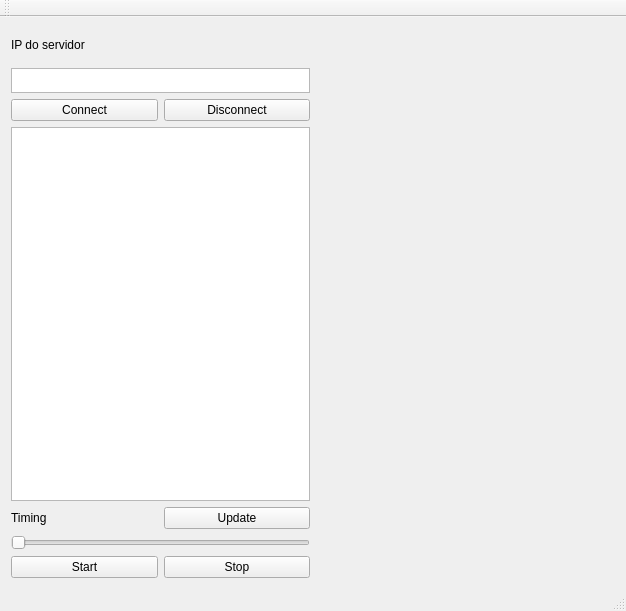
This is qtsupervisory-master/QtTcpClientConsumer/mainwindow.ui in JPOC02/PA_trabalhoQT as Qt 5 draws it before an edit. The edited form follows.
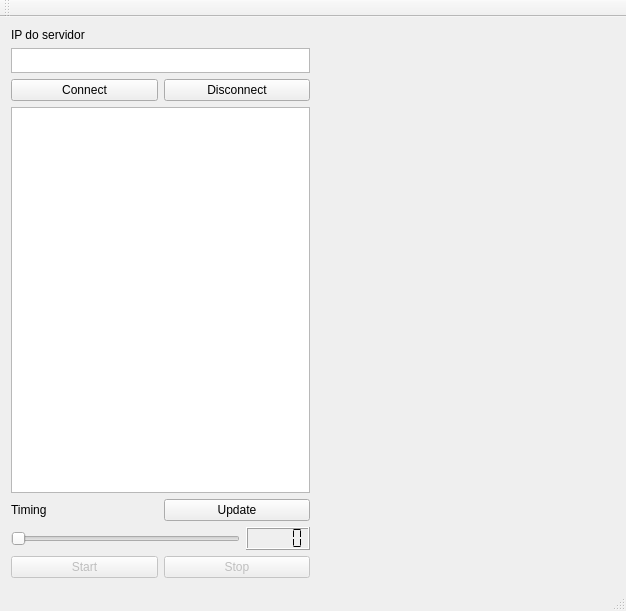
This is the edited form. Custom widgets are drawn as their Qt base class.

```diff
--- a/qtsupervisory-master/QtTcpClientConsumer/mainwindow.ui
+++ b/qtsupervisory-master/QtTcpClientConsumer/mainwindow.ui
@@ -20,11 +20,17 @@
       <item>
        <layout class="QVBoxLayout" name="verticalLayout_5" stretch="0,0">
         <item>
-         <layout class="QVBoxLayout" name="verticalLayout_2" stretch="20,80">
+         <layout class="QVBoxLayout" name="verticalLayout_2" stretch="20,0">
           <item>
            <layout class="QVBoxLayout" name="verticalLayout" stretch="10,10,80">
             <item>
              <widget class="QLabel" name="labelIP">
+              <property name="sizePolicy">
+               <sizepolicy hsizetype="Preferred" vsizetype="Fixed">
+                <horstretch>0</horstretch>
+                <verstretch>0</verstretch>
+               </sizepolicy>
+              </property>
               <property name="text">
                <string>IP do servidor</string>
               </property>
@@ -61,7 +67,7 @@
            </layout>
           </item>
           <item>
-           <widget class="QTextBrowser" name="textBrowserVisualizer"/>
+           <widget class="QListWidget" name="listWidgetVisualizer"/>
           </item>
          </layout>
         </item>
@@ -87,19 +93,39 @@
               </item>
              </layout>
             </item>
+           </layout>
+          </item>
+          <item>
+           <layout class="QHBoxLayout" name="horizontalLayout_6">
             <item>
-             <widget class="QSlider" name="horizontalSlider">
+             <widget class="QSlider" name="horizontalSliderTiming">
               <property name="orientation">
                <enum>Qt::Horizontal</enum>
               </property>
              </widget>
             </item>
+            <item>
+             <widget class="QLCDNumber" name="lcdTiming">
+              <property name="sizePolicy">
+               <sizepolicy hsizetype="Minimum" vsizetype="Fixed">
+                <horstretch>0</horstretch>
+                <verstretch>0</verstretch>
+               </sizepolicy>
+              </property>
+              <property name="segmentStyle">
+               <enum>QLCDNumber::Flat</enum>
+              </property>
+             </widget>
+            </item>
            </layout>
           </item>
           <item>
            <layout class="QHBoxLayout" name="horizontalLayout_2">
             <item>
              <widget class="QPushButton" name="pushButtonGet">
+              <property name="enabled">
+               <bool>false</bool>
+              </property>
               <property name="text">
                <string>Start</string>
               </property>
@@ -107,6 +133,9 @@
             </item>
             <item>
              <widget class="QPushButton" name="pushButtonStop">
+              <property name="enabled">
+               <bool>false</bool>
+              </property>
               <property name="text">
                <string>Stop</string>
               </property>
```
Left out of the diff: 2 changed lines with no effect on the pictures.
